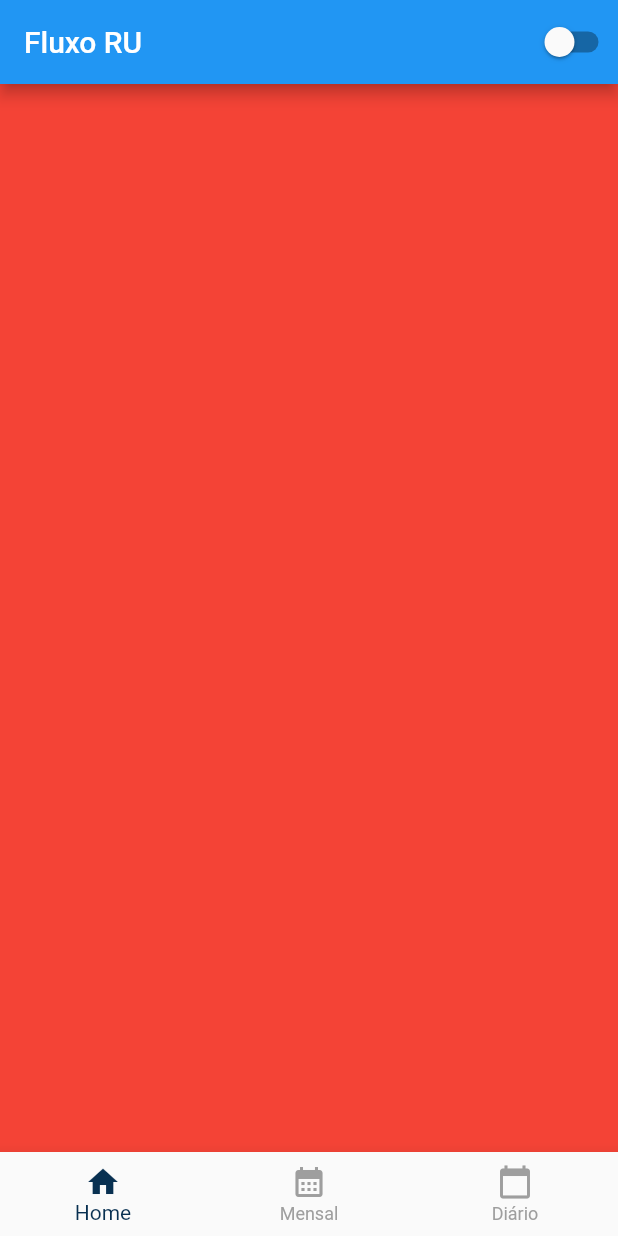
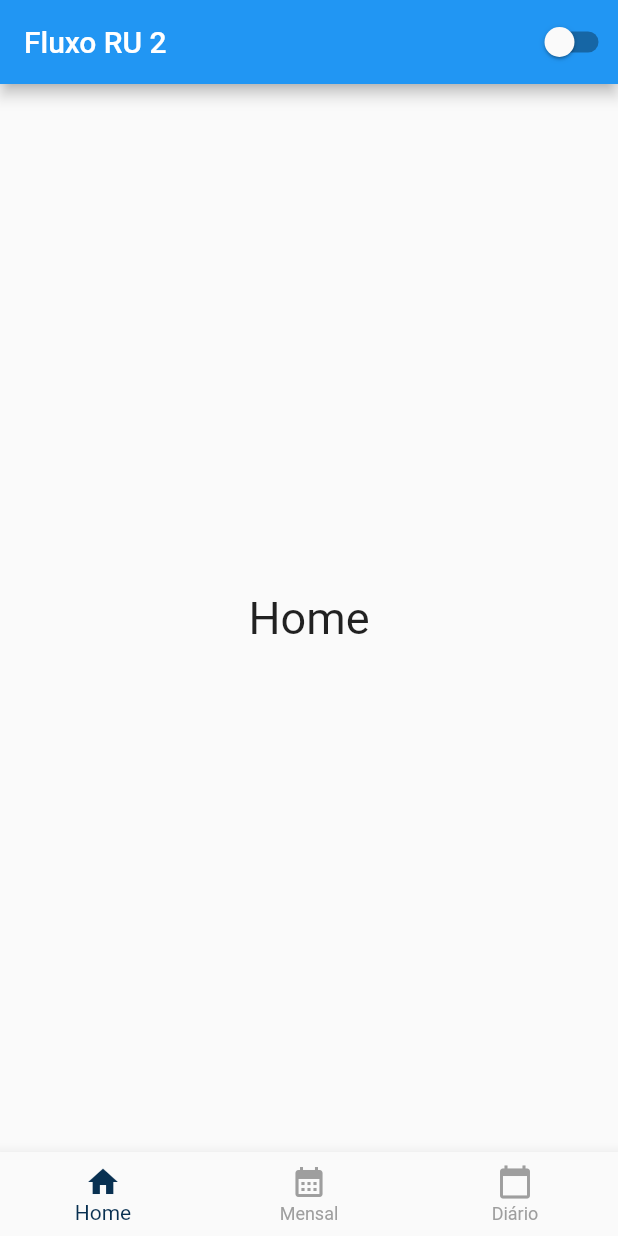
Before and after one commit to GabrielCarlesso/app_contagem, a Flutter app: the screen it shows after launch, on a phone screen of 412 x 824 dp. Run offline on Flutter 3.47's test engine with Material 2 defaults, Android fonts, the phone set to English and light mode, and no system bars; our stand-ins replace syncfusion_flutter_charts.

Commit message:
Navegação entre telas e grafico

```diff
--- /dev/null
+++ b/lib/Fluxo_Controle.dart
@@ -0,0 +1,2 @@
+import 'package:flutter/material.dart';
+import 'package:syncfusion_flutter_charts/charts.dart';
--- a/lib/MyApp.dart
+++ b/lib/MyApp.dart
@@ -1,6 +1,6 @@
 import 'package:app_contagem/AppController.dart';
 import 'package:flutter/material.dart';
-import 'MyHomePage.dart';
+import 'Screens/MyMainPage.dart';
 
 class MyApp extends StatelessWidget {
   const MyApp({super.key});
@@ -11,14 +11,14 @@ class MyApp extends StatelessWidget {
       animation: AppController.instance,
       builder: (context, child) {
         return MaterialApp(
-            title: 'Fluxu RU',
+            title: 'Fluxu RU 2',
             theme: ThemeData(
               primarySwatch: Colors.blue,
               brightness: AppController.instance.isDarkTheme
                   ? Brightness.dark
                   : Brightness.light,
             ),
-            home: const MyHomePage(title: 'Fluxo RU'));
+            home: const MyMainPage(title: 'Fluxo RU 2'));
       },
     );
   }
--- a/lib/MyHomePage.dart
+++ /dev/null
@@ -1,71 +0,0 @@
-import 'package:app_contagem/AppController.dart';
-import 'package:flutter/material.dart';
-
-class MyHomePage extends StatefulWidget {
-  const MyHomePage({super.key, required this.title});
-
-  final String title;
-
-  @override
-  State<MyHomePage> createState() => _MyHomePageState();
-}
-
-class _MyHomePageState extends State<MyHomePage> {
-  int _selectIndex = 0;
-  PageController pageController = PageController();
-
-  void onTapped(int index) {
-    setState(() {
-      _selectIndex = index;
-    });
-    pageController.jumpToPage(index);
-  }
-
-  @override
-  Widget build(BuildContext context) {
-    return Scaffold(
-        appBar: AppBar(
-          title: Text(widget.title),
-          actions: [CustomSwitch()],
-        ),
-        body: PageView(
-          controller: pageController,
-          children: [
-            Container(color: Colors.red),
-            Container(color: Colors.blue),
-            Container(color: Colors.green),
-          ],
-        ),
-        bottomNavigationBar: BottomNavigationBar(
-          items: const <BottomNavigationBarItem>[
-            BottomNavigationBarItem(
-              icon: Icon(Icons.home),
-              label: 'Home',
-            ),
-            BottomNavigationBarItem(
-              icon: Icon(Icons.calendar_month),
-              label: 'Mensal',
-            ),
-            BottomNavigationBarItem(
-              icon: Icon(Icons.calendar_today),
-              label: 'Diário',
-            ),
-          ],
-          currentIndex: _selectIndex,
-          selectedItemColor: Color.fromARGB(255, 8, 48, 81),
-          unselectedItemColor: Colors.grey,
-          onTap: onTapped,
-        ));
-  }
-}
-
-class CustomSwitch extends StatelessWidget {
-  @override
-  Widget build(BuildContext context) {
-    return Switch(
-        value: AppController.instance.isDarkTheme,
-        onChanged: (value) {
-          AppController.instance.changeTheme();
-        });
-  }
-}
--- /dev/null
+++ b/lib/Screens/HomePage.dart
@@ -0,0 +1,17 @@
+import 'package:flutter/material.dart';
+
+class HomePage extends StatefulWidget {
+  const HomePage({super.key});
+
+  @override
+  State<StatefulWidget> createState() => _MyHomePage();
+}
+
+class _MyHomePage extends State<HomePage> {
+  @override
+  Widget build(BuildContext context) {
+    return Container(
+        alignment: Alignment.center,
+        child: Text("Home", style: TextStyle(fontSize: 30)));
+  }
+}
--- /dev/null
+++ b/lib/Screens/MyMainPage.dart
@@ -0,0 +1,79 @@
+import 'package:app_contagem/AppController.dart';
+import 'package:app_contagem/Screens/HomePage.dart';
+import 'package:flutter/material.dart';
+
+import 'PageMonthlyGraph.dart';
+
+class MyMainPage extends StatefulWidget {
+  const MyMainPage({super.key, required this.title});
+
+  final String title;
+
+  @override
+  State<MyMainPage> createState() => _MyMainPageState();
+}
+
+class _MyMainPageState extends State<MyMainPage> {
+  int _selectIndex = 0;
+  PageController pageController = PageController();
+
+  void onTapped(int index) {
+    setState(() {
+      _selectIndex = index;
+    });
+    pageController.jumpToPage(index);
+  }
+
+  @override
+  Widget build(BuildContext context) {
+    return Scaffold(
+        appBar: AppBar(
+          title: Text(widget.title),
+          actions: [CustomSwitch()],
+        ),
+        body: PageView(
+          controller: pageController,
+          onPageChanged: (index) {
+            setState(() {
+              _selectIndex = index;
+            });
+          },
+          children: [
+            HomePage(),
+            PageMonthlyGraph(),
+            Container(color: Colors.green),
+          ],
+        ),
+        bottomNavigationBar: BottomNavigationBar(
+          items: const <BottomNavigationBarItem>[
+            BottomNavigationBarItem(
+              icon: Icon(Icons.home),
+              label: 'Home',
+            ),
+            BottomNavigationBarItem(
+              icon: Icon(Icons.calendar_month),
+              label: 'Mensal',
+            ),
+            BottomNavigationBarItem(
+              icon: Icon(Icons.calendar_today),
+              label: 'Diário',
+            ),
+          ],
+          currentIndex: _selectIndex,
+          selectedItemColor: Color.fromARGB(255, 8, 48, 81),
+          unselectedItemColor: Colors.grey,
+          onTap: onTapped,
+        ));
+  }
+}
+
+class CustomSwitch extends StatelessWidget {
+  @override
+  Widget build(BuildContext context) {
+    return Switch(
+        value: AppController.instance.isDarkTheme,
+        onChanged: (value) {
+          AppController.instance.changeTheme();
+        });
+  }
+}
--- a/pubspec.yaml
+++ b/pubspec.yaml
@@ -30,7 +30,8 @@ environment:
 dependencies:
   flutter:
     sdk: flutter
-
+  syncfusion_flutter_charts:
+  http:
 
   # The following adds the Cupertino Icons font to your application.
   # Use with the CupertinoIcons class for iOS style icons.
```
Also changed, not shown: lib/PageMonthlyGraph.dart (deleted, +0 -19 lines), lib/Screens/PageMonthlyGraph.dart (added, +81 -0 lines), analysis_options.yaml (line endings or trailing spaces), lib/AppController.dart (line endings or trailing spaces), lib/main.dart (line endings or trailing spaces), pubspec.lock, 77 other files.
